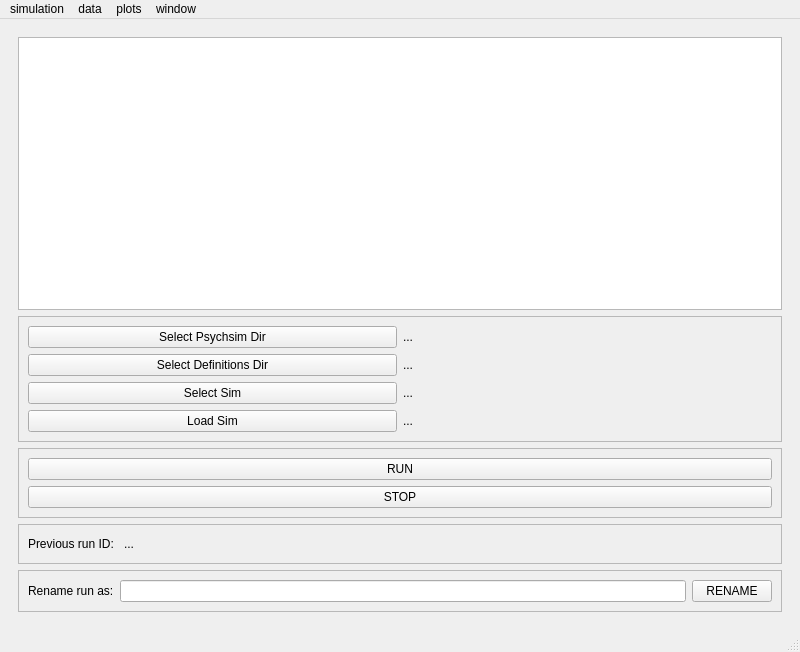
Qt form psychsim-gui-main.ui (usc-psychsim/psychsim-eval-gui) before a commit.
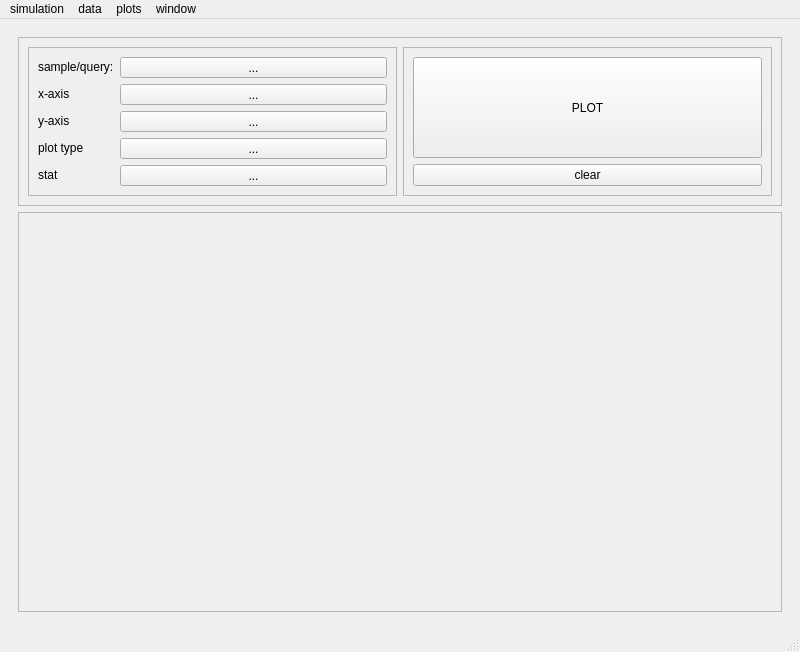
The same form after that commit. The open tabs and pages were chosen to show the change.

Commit message: fix plotting dropdowns

Patch:
```diff
--- a/psychsim-gui-main.ui
+++ b/psychsim-gui-main.ui
@@ -656,6 +656,212 @@
         </item>
        </layout>
       </widget>
+      <widget class="QWidget" name="page">
+       <layout class="QVBoxLayout" name="verticalLayout_9">
+        <item>
+         <widget class="QFrame" name="frame_10">
+          <property name="frameShape">
+           <enum>QFrame::StyledPanel</enum>
+          </property>
+          <property name="frameShadow">
+           <enum>QFrame::Raised</enum>
+          </property>
+          <layout class="QHBoxLayout" name="horizontalLayout_6">
+           <item>
+            <widget class="QFrame" name="frame_11">
+             <property name="frameShape">
+              <enum>QFrame::StyledPanel</enum>
+             </property>
+             <property name="frameShadow">
+              <enum>QFrame::Raised</enum>
+             </property>
+             <layout class="QGridLayout" name="gridLayout">
+              <item row="3" column="0">
+               <widget class="QLabel" name="label_20">
+                <property name="sizePolicy">
+                 <sizepolicy hsizetype="Preferred" vsizetype="Fixed">
+                  <horstretch>0</horstretch>
+                  <verstretch>0</verstretch>
+                 </sizepolicy>
+                </property>
+                <property name="text">
+                 <string>plot type</string>
+                </property>
+               </widget>
+              </item>
+              <item row="2" column="1">
+               <widget class="QToolButton" name="plot_y">
+                <property name="sizePolicy">
+                 <sizepolicy hsizetype="Preferred" vsizetype="Fixed">
+                  <horstretch>0</horstretch>
+                  <verstretch>0</verstretch>
+                 </sizepolicy>
+                </property>
+                <property name="text">
+                 <string>...</string>
+                </property>
+               </widget>
+              </item>
+              <item row="3" column="1">
+               <widget class="QToolButton" name="plot_type">
+                <property name="sizePolicy">
+                 <sizepolicy hsizetype="Preferred" vsizetype="Fixed">
+                  <horstretch>0</horstretch>
+                  <verstretch>0</verstretch>
+                 </sizepolicy>
+                </property>
+                <property name="text">
+                 <string>...</string>
+                </property>
+               </widget>
+              </item>
+              <item row="2" column="0">
+               <widget class="QLabel" name="label_21">
+                <property name="sizePolicy">
+                 <sizepolicy hsizetype="Preferred" vsizetype="Fixed">
+                  <horstretch>0</horstretch>
+                  <verstretch>0</verstretch>
+                 </sizepolicy>
+                </property>
+                <property name="text">
+                 <string>y-axis</string>
+                </property>
+               </widget>
+              </item>
+              <item row="1" column="1">
+               <widget class="QToolButton" name="plot_x">
+                <property name="sizePolicy">
+                 <sizepolicy hsizetype="Preferred" vsizetype="Fixed">
+                  <horstretch>0</horstretch>
+                  <verstretch>0</verstretch>
+                 </sizepolicy>
+                </property>
+                <property name="text">
+                 <string>...</string>
+                </property>
+               </widget>
+              </item>
+              <item row="4" column="1">
+               <widget class="QToolButton" name="plot_stat">
+                <property name="sizePolicy">
+                 <sizepolicy hsizetype="Preferred" vsizetype="Fixed">
+                  <horstretch>0</horstretch>
+                  <verstretch>0</verstretch>
+                 </sizepolicy>
+                </property>
+                <property name="text">
+                 <string>...</string>
+                </property>
+               </widget>
+              </item>
+              <item row="0" column="1">
+               <widget class="QToolButton" name="plot_query">
+                <property name="sizePolicy">
+                 <sizepolicy hsizetype="Preferred" vsizetype="Fixed">
+                  <horstretch>0</horstretch>
+                  <verstretch>0</verstretch>
+                 </sizepolicy>
+                </property>
+                <property name="text">
+                 <string>...</string>
+                </property>
+               </widget>
+              </item>
+              <item row="4" column="0">
+               <widget class="QLabel" name="label_22">
+                <property name="sizePolicy">
+                 <sizepolicy hsizetype="Preferred" vsizetype="Fixed">
+                  <horstretch>0</horstretch>
+                  <verstretch>0</verstretch>
+                 </sizepolicy>
+                </property>
+                <property name="text">
+                 <string>stat</string>
+                </property>
+               </widget>
+              </item>
+              <item row="0" column="0">
+               <widget class="QLabel" name="label_23">
+                <property name="sizePolicy">
+                 <sizepolicy hsizetype="Fixed" vsizetype="Fixed">
+                  <horstretch>0</horstretch>
+                  <verstretch>0</verstretch>
+                 </sizepolicy>
+                </property>
+                <property name="text">
+                 <string>sample/query:</string>
+                </property>
+               </widget>
+              </item>
+              <item row="1" column="0">
+               <widget class="QLabel" name="label_24">
+                <property name="sizePolicy">
+                 <sizepolicy hsizetype="Preferred" vsizetype="Fixed">
+                  <horstretch>0</horstretch>
+                  <verstretch>0</verstretch>
+                 </sizepolicy>
+                </property>
+                <property name="text">
+                 <string>x-axis</string>
+                </property>
+               </widget>
+              </item>
+             </layout>
+            </widget>
+           </item>
+           <item>
+            <widget class="QFrame" name="frame_12">
+             <property name="frameShape">
+              <enum>QFrame::StyledPanel</enum>
+             </property>
+             <property name="frameShadow">
+              <enum>QFrame::Raised</enum>
+             </property>
+             <layout class="QVBoxLayout" name="verticalLayout_8">
+              <item>
+               <widget class="QPushButton" name="plot_button">
+                <property name="sizePolicy">
+                 <sizepolicy hsizetype="Minimum" vsizetype="Preferred">
+                  <horstretch>0</horstretch>
+                  <verstretch>0</verstretch>
+                 </sizepolicy>
+                </property>
+                <property name="text">
+                 <string>PLOT</string>
+                </property>
+               </widget>
+              </item>
+              <item>
+               <widget class="QPushButton" name="clear_plot_button">
+                <property name="text">
+                 <string>clear</string>
+                </property>
+               </widget>
+              </item>
+             </layout>
+            </widget>
+           </item>
+          </layout>
+         </widget>
+        </item>
+        <item>
+         <widget class="QFrame" name="plot_frame">
+          <property name="sizePolicy">
+           <sizepolicy hsizetype="Preferred" vsizetype="Expanding">
+            <horstretch>0</horstretch>
+            <verstretch>0</verstretch>
+           </sizepolicy>
+          </property>
+          <property name="frameShape">
+           <enum>QFrame::StyledPanel</enum>
+          </property>
+          <property name="frameShadow">
+           <enum>QFrame::Raised</enum>
+          </property>
+         </widget>
+        </item>
+       </layout>
+      </widget>
      </widget>
     </item>
    </layout>
```
Left out of the diff: 6 changed lines with no effect on the pictures. The commit also changes 1 other file.
